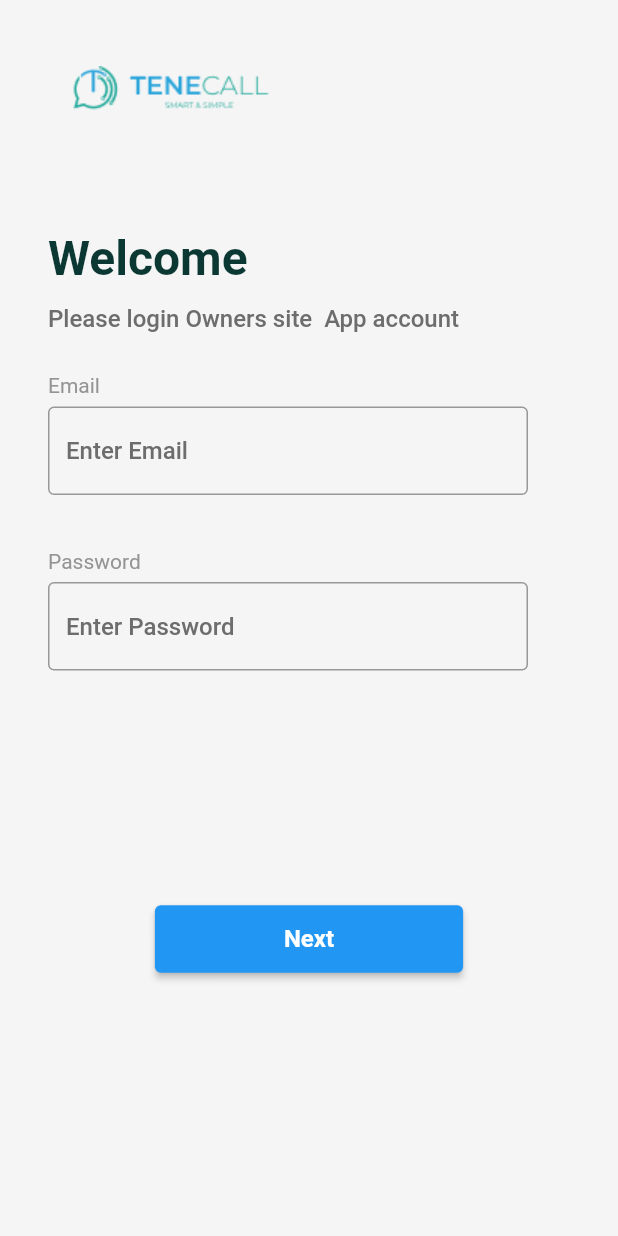
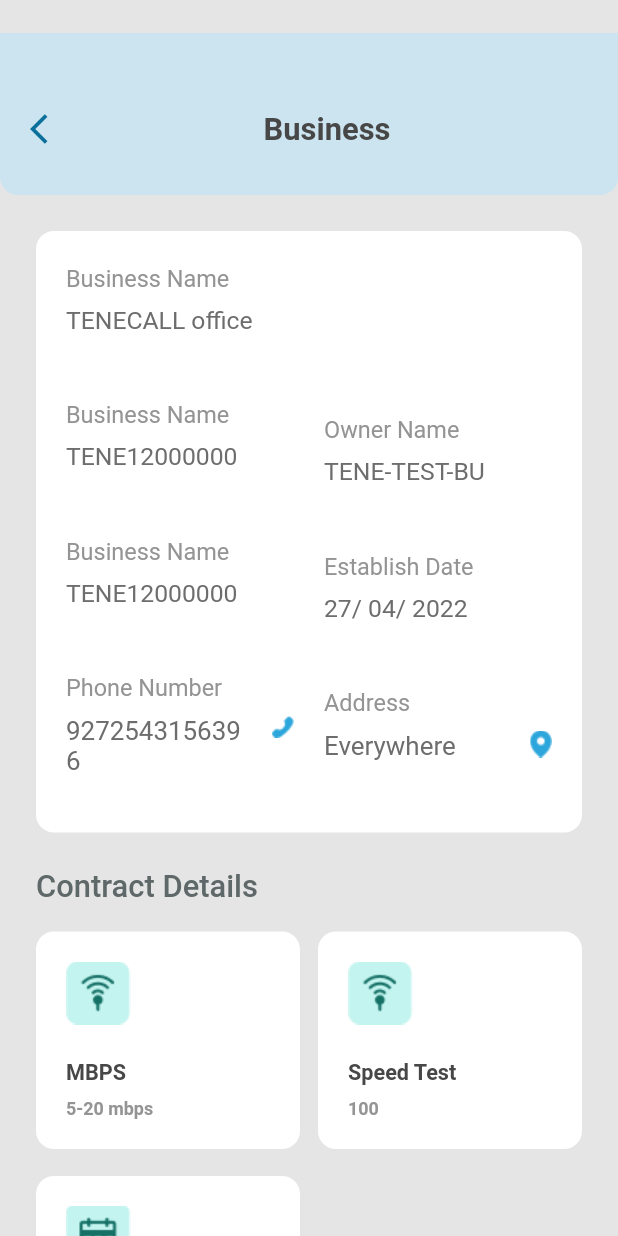
Before and after one commit to kamran5560/site_owners_app, a Flutter app: the screen it shows after launch, on a phone screen of 412 x 824 dp. Run offline on Flutter 3.47's test engine with Material 2 defaults, Android fonts, the phone set to English and light mode, and no system bars; our stand-ins replace firebase_core, flutter_otp_text_field, flutter_svg; accounts and stored records are empty.

Commit message:
Business Screen Complete   24/3/2023

```diff
--- /dev/null
+++ b/lib/Sale_App_Screen/Business_Detials_Page.dart
@@ -0,0 +1,256 @@
+import 'package:flutter/material.dart';
+
+import 'Sale_Tech_Constant/Sale_Constant.dart';
+
+class Business_Detials_Page extends StatefulWidget {
+  const Business_Detials_Page({Key? key}) : super(key: key);
+
+  @override
+  State<Business_Detials_Page> createState() => _Business_Detials_PageState();
+}
+
+class _Business_Detials_PageState extends State<Business_Detials_Page> {
+  @override
+  Widget build(BuildContext context) {
+    double width = MediaQuery.of(context).size.width;
+    return Scaffold(
+      backgroundColor: Color(0xffE5E5E5),
+      body: SingleChildScrollView(
+        child: Padding(
+          padding: EdgeInsets.symmetric(vertical: 22),
+          child: Column(
+            children: [
+              Container(
+                decoration: BoxDecoration(
+                    borderRadius: BorderRadius.only(
+                        bottomLeft: Radius.circular(12),
+                        bottomRight: Radius.circular(12)),
+                    color: Color(0xffCCE4EF)),
+                padding:
+                    EdgeInsets.only(top: 52, bottom: 32, left: 20, right: 20),
+                child: Row(
+                  mainAxisAlignment: MainAxisAlignment.spaceBetween,
+                  children: [
+                    GestureDetector(
+                      onTap: () {
+                        Navigator.pop(context);
+                      },
+                      child: Icon(
+                        Icons.arrow_back_ios,
+                        color: Color(0xff0A6F9A),
+                      ),
+                    ),
+                    Text(
+                      "Business",
+                      style: TextStyle(
+                          fontWeight: FontWeight.w600,
+                          fontSize: width * 0.05,
+                          color: Color(0xff474747)),
+                    ),
+                    Text("")
+                  ],
+                ),
+              ),
+              Container(
+                decoration: BoxDecoration(
+                    borderRadius: BorderRadius.circular(12),
+                    color: Color(0xffFFFFFF)),
+                // padding: EdgeInsets.symmetric(vertical: 26, horizontal: 24),
+                margin: EdgeInsets.symmetric(vertical: 24, horizontal: 24),
+                child: Row(
+                  mainAxisAlignment: MainAxisAlignment.spaceBetween,
+                  children: [
+                    Expanded(
+                      child: Padding(
+                        padding: const EdgeInsets.only(
+                            left: 20, right: 10, bottom: 16),
+                        child: Column(
+                          crossAxisAlignment: CrossAxisAlignment.start,
+                          children: [
+                            Business_Card_1(
+                                "Business Name", "TENECALL office", context),
+                            Business_Card_1(
+                                "Business Name", "TENE12000000", context),
+                            Business_Card_1(
+                                "Business Name", "TENE12000000", context),
+                            Business_Card_2("Phone Number", "9272543156396",
+                                "call_icon", context),
+                          ],
+                        ),
+                      ),
+                    ),
+                    Expanded(
+                      child: Padding(
+                        padding: const EdgeInsets.only(
+                            right: 20, left: 10, bottom: 16),
+                        child: Column(
+                          crossAxisAlignment: CrossAxisAlignment.start,
+                          children: [
+                            Business_Card_1("", "", context),
+                            Business_Card_1(
+                                "Owner Name", "TENE-TEST-BU", context),
+                            Business_Card_1(
+                                "Establish Date", "27/ 04/ 2022", context),
+                            Business_Card_2("Address", "Everywhere",
+                                "location_icon", context),
+                          ],
+                        ),
+                      ),
+                    )
+                  ],
+                ),
+              ),
+              Container(
+                padding: EdgeInsets.symmetric(horizontal: 24),
+                child: Column(
+                  children: [
+                    Row(
+                      children: [
+                        Text(
+                          "Contract Details",
+                          style: TextStyle(
+                              fontWeight: FontWeight.w500,
+                              fontSize: width * 0.05,
+                              color: Color(0xff5F6868)),
+                        ),
+                      ],
+                    ),
+                    SizedBox(height: 18),
+                    Row(
+                      mainAxisAlignment: MainAxisAlignment.spaceBetween,
+                      children: [
+                        Business_Card_3(
+                            "OFFLINE sites v2", "MBPS", "5-20 mbps", context),
+                        SizedBox(width: 12),
+                        Business_Card_3(
+                            "OFFLINE sites v2", "Speed Test", "100", context),
+                      ],
+                    ),
+                    SizedBox(height: 18),
+                    Row(
+                      children: [
+                        Business_Card_3(
+                            "Frame", "Monthly Payment", "1000 mbps", context),
+                        SizedBox(width: 12),
+                        Expanded(child: Container())
+                      ],
+                    ),
+                  ],
+                ),
+              ),
+              SizedBox(height: 24),
+              Container(
+                padding: EdgeInsets.symmetric(horizontal: 24),
+                child: Column(
+                  children: [
+                    Row(
+                      children: [
+                        Text(
+                          "Access Points",
+                          style: TextStyle(
+                              fontWeight: FontWeight.w500,
+                              fontSize: width * 0.05,
+                              color: Color(0xff5F6868)),
+                        ),
+                      ],
+                    ),
+                    SizedBox(height: 18),
+                    Row(
+                      mainAxisAlignment: MainAxisAlignment.spaceBetween,
+                      children: [
+                        Business_Card_4("INDOOR access points",
+                            "Indoor Access Point", "1", context),
+                        SizedBox(width: 12),
+                        Business_Card_4("OUTDOOR access points 2",
+                            "Outdoor Access Point", "0", context),
+                      ],
+                    ),
+                    SizedBox(height: 18),
+                    Row(
+                      children: [
+                        Business_Card_4("INDOOR access points 3",
+                            "Total Access Points", "1", context),
+                        SizedBox(width: 12),
+                        Expanded(child: Container())
+                      ],
+                    ),
+                  ],
+                ),
+              ),
+              SizedBox(height: 24),
+              Container(
+                padding: EdgeInsets.symmetric(horizontal: 24),
+                child: Column(
+                  children: [
+                    Row(
+                      children: [
+                        Text(
+                          "Business Status",
+                          style: TextStyle(
+                              fontWeight: FontWeight.w500,
+                              fontSize: width * 0.05,
+                              color: Color(0xff5F6868)),
+                        ),
+                      ],
+                    ),
+                    SizedBox(height: 18),
+                    Row(
+                      mainAxisAlignment: MainAxisAlignment.spaceBetween,
+                      children: [
+                        Business_Card_3(
+                            "Business", "Status", "Business Running", context),
+                        SizedBox(width: 24),
+                        Business_Card_3("Online Users v2", "AP’s Status",
+                            "Online", context),
+                      ],
+                    ),
+                    SizedBox(height: 18),
+                    Row(
+                      mainAxisAlignment: MainAxisAlignment.spaceBetween,
+                      children: [
+                        Business_Card_4(
+                            "Online Users v1", "Monthly views", "315", context),
+                        SizedBox(width: 24),
+                        Business_Card_4("OFFLINE sites v1", "Monthly Offline",
+                            "0", context),
+                      ],
+                    ),
+                  ],
+                ),
+              ),
+              SizedBox(height: 24),
+              Container(
+                padding: EdgeInsets.symmetric(horizontal: 24),
+                child: Column(
+                  children: [
+                    Row(
+                      children: [
+                        Text(
+                          "Installation Details",
+                          style: TextStyle(
+                              fontWeight: FontWeight.w500,
+                              fontSize: width * 0.05,
+                              color: Color(0xff5F6868)),
+                        ),
+                      ],
+                    ),
+                    SizedBox(height: 18),
+                    Row(
+                      mainAxisAlignment: MainAxisAlignment.spaceBetween,
+                      children: [
+                        Business_Card_3("OFFLINE sites v2",
+                            "Installation Details", "19/07/2022", context),
+                        SizedBox(width: 24),
+                        Business_Card_3("Users", "Speed Test", "100", context),
+                      ],
+                    ),
+                  ],
+                ),
+              ),
+            ],
+          ),
+        ),
+      ),
+    );
+  }
+}
--- a/lib/Sale_App_Screen/Sale_Tech_Constant/Sale_Constant.dart
+++ b/lib/Sale_App_Screen/Sale_Tech_Constant/Sale_Constant.dart
@@ -189,3 +189,138 @@ Widget Profile_screen_card(
     ),
   );
 }
+
+Widget Business_Card_1(String trxt_1, String trxt_2, BuildContext context) {
+  double width = MediaQuery.of(context).size.width;
+  return Padding(
+    padding: EdgeInsets.symmetric(vertical: 22),
+    child: Column(
+      crossAxisAlignment: CrossAxisAlignment.start,
+      children: [
+        Text(
+          "${trxt_1}",
+          style: TextStyle(
+              fontWeight: FontWeight.w400,
+              fontSize: width * 0.038,
+              color: Color(0xff949494)),
+        ),
+        SizedBox(height: 10),
+        Text(
+          "${trxt_2}",
+          style: TextStyle(
+              fontWeight: FontWeight.w400,
+              fontSize: width * 0.04,
+              color: Color(0xff6D6D6D)),
+        ),
+      ],
+    ),
+  );
+}
+
+Widget Business_Card_2(
+    String trxt_1, String trxt_2, String image, BuildContext context) {
+  double width = MediaQuery.of(context).size.width;
+  return Padding(
+    padding: EdgeInsets.symmetric(vertical: 22),
+    child: Column(
+      crossAxisAlignment: CrossAxisAlignment.start,
+      children: [
+        Text(
+          "${trxt_1}",
+          style: TextStyle(
+              fontWeight: FontWeight.w400,
+              fontSize: width * 0.038,
+              color: Color(0xff949494)),
+        ),
+        SizedBox(height: 10),
+        Row(
+          // mainAxisAlignment: MainAxisAlignment.spaceBetween,
+          crossAxisAlignment: CrossAxisAlignment.start,
+          children: [
+            Expanded(
+              child: Text(
+                "${trxt_2}",
+                style: TextStyle(
+                    fontWeight: FontWeight.w400,
+                    fontSize: width * 0.042,
+                    color: Color(0xff6D6D6D)),
+              ),
+            ),
+            SizedBox(width: 16),
+            Image.asset("images_sale_app/${image}.png")
+          ],
+        )
+      ],
+    ),
+  );
+}
+
+Widget Business_Card_3(
+    String image, String text_1, String text_2, BuildContext context) {
+  double width = MediaQuery.of(context).size.width;
+  return Expanded(
+    child: Container(
+      // width: 150,
+      padding: EdgeInsets.symmetric(horizontal: 20, vertical: 20),
+      decoration: BoxDecoration(
+          borderRadius: BorderRadius.circular(12), color: Color(0xffFFFFFF)),
+      child: Column(
+        crossAxisAlignment: CrossAxisAlignment.start,
+        children: [
+          Image.asset("images_sale_app/${image}.png"),
+          SizedBox(height: 24),
+          Text(
+            "${text_1}",
+            style: TextStyle(
+                fontWeight: FontWeight.w600,
+                fontSize: width * 0.035,
+                color: Color(0xff474747)),
+          ),
+          SizedBox(height: 8),
+          Text(
+            "${text_2}",
+            style: TextStyle(
+                fontWeight: FontWeight.w600,
+                fontSize: width * 0.029,
+                color: Color(0xff949494)),
+          ),
+        ],
+      ),
+    ),
+  );
+}
+
+Widget Business_Card_4(
+    String image, String text_1, String text_2, BuildContext context) {
+  double width = MediaQuery.of(context).size.width;
+  return Expanded(
+    child: Container(
+      // width: 150,
+      padding: EdgeInsets.symmetric(horizontal: 16, vertical: 16),
+      decoration: BoxDecoration(
+          borderRadius: BorderRadius.circular(12), color: Color(0xffFFFFFF)),
+      child: Column(
+        crossAxisAlignment: CrossAxisAlignment.start,
+        children: [
+          Image.asset("images_sale_app/${image}.png"),
+          SizedBox(height: 16),
+          Text(
+            "${text_1}",
+            style: TextStyle(
+                fontWeight: FontWeight.w400,
+                fontSize: width * 0.028,
+                color: Color(0xff949494)),
+          ),
+          SizedBox(height: 8),
+          Text(
+            "${text_2}",
+            style: TextStyle(
+                fontWeight: FontWeight.w600,
+                fontSize: width * 0.05,
+                color: Color(0xff474747)),
+          ),
+        ],
+      ),
+    ),
+  );
+}
--- a/lib/main.dart
+++ b/lib/main.dart
@@ -1,5 +1,6 @@
 import 'package:firebase_core/firebase_core.dart';
 import 'package:flutter/material.dart';
+import 'Sale_App_Screen/Business_Detials_Page.dart';
 import 'Sale_App_Screen/Tech_sale_splachscreen.dart';
 import 'Screens/SplachScreen.dart';
 import 'Screens/Authorised.dart';
@@ -26,7 +27,7 @@ class MyApp extends StatelessWidget {
       initialRoute: '/splach',
       routes: {
         // When navigating to the "/" route, build the HomeScreen widget.
-        '/splach': (context) => Tech_sale_splachscreen(),
+        '/splach': (context) => Business_Detials_Page(),
         // When navigating to the "/second" route, build the SecondScreen widget.
       },
     );
```
Also changed, not shown: images_sale_app/Business.png (added), images_sale_app/Frame.png (added), images_sale_app/INDOOR access points 3.png (added), images_sale_app/INDOOR access points.png (added), images_sale_app/OFFLINE sites v1.png (added), images_sale_app/OFFLINE sites v2.png (added), images_sale_app/OUTDOOR access points 2.png (added), images_sale_app/Online Users v1.png (added), images_sale_app/Online Users v2.png (added), images_sale_app/Users.png (added), images_sale_app/call_icon.png (added), images_sale_app/location_icon.png (added).
